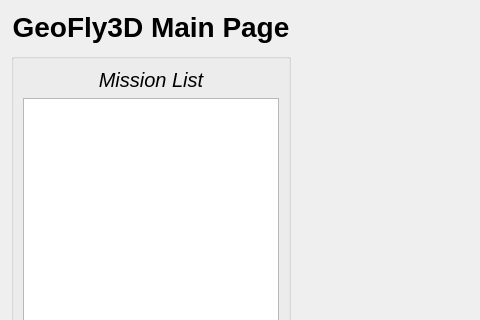
The window that UI/Preflight1/pre1_design.ui (cmpe-DroneLab/GeoFly3D) describes before a commit, drawn with Qt 5; both pictures show x 0 to 480 and y 0 to 320 of the 1024 by 768 pixel window.
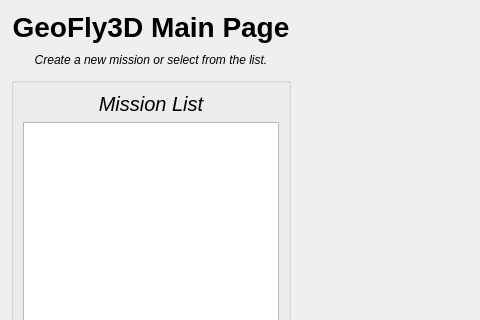
The same window after the commit.

Patch:
```diff
--- a/UI/Preflight1/pre1_design.ui
+++ b/UI/Preflight1/pre1_design.ui
@@ -15,7 +15,7 @@
   </property>
   <layout class="QHBoxLayout" name="horizontalLayout_2" stretch="0,4">
    <item>
-    <layout class="QVBoxLayout" name="v_lay_left" stretch="0,0,0">
+    <layout class="QVBoxLayout" name="v_lay_left" stretch="0,0,0,0">
      <property name="spacing">
       <number>10</number>
      </property>
@@ -38,6 +38,21 @@
        </property>
       </widget>
      </item>
+     <item>
+      <widget class="QLabel" name="label">
+       <property name="font">
+        <font>
+         <italic>true</italic>
+        </font>
+       </property>
+       <property name="text">
+        <string>Create a new mission or select from the list.</string>
+       </property>
+       <property name="alignment">
+        <set>Qt::AlignCenter</set>
+       </property>
+      </widget>
+     </item>
      <item>
       <widget class="QGroupBox" name="gb_missions">
        <property name="title">
```
